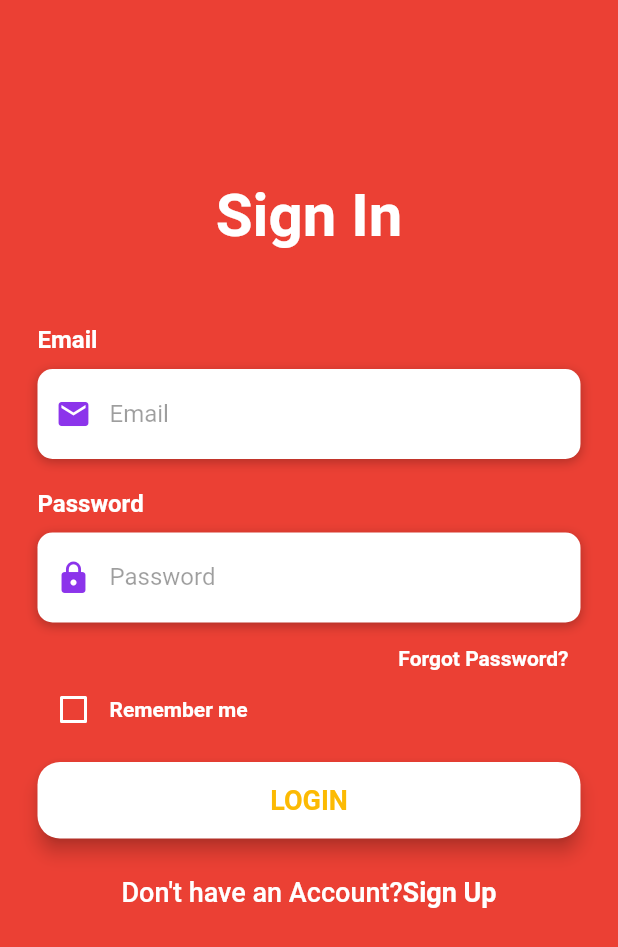
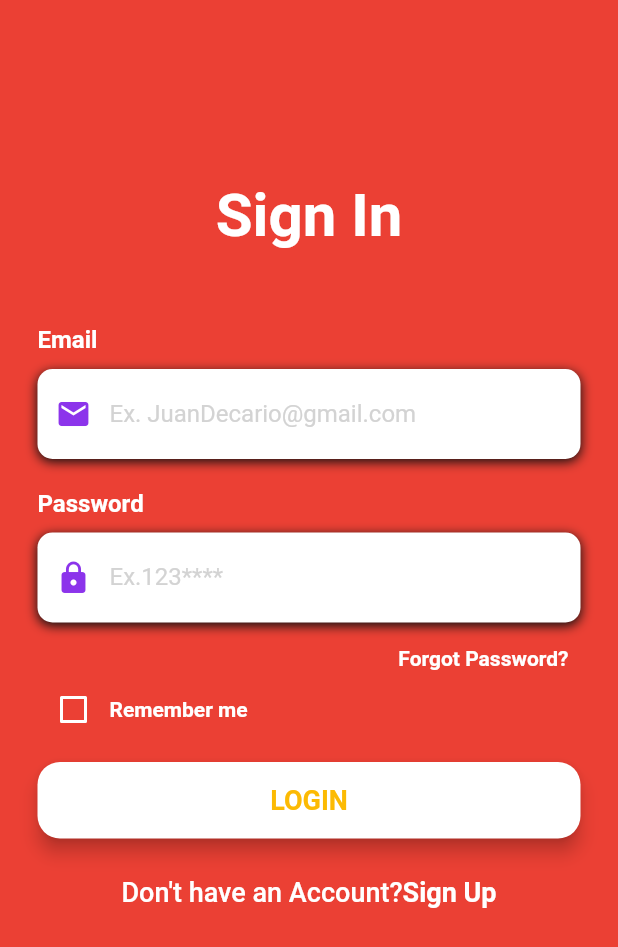
Before and after one commit to Amawers/attendify, a Flutter app: the screen it shows after launch, after a tap on "Log In", on a phone screen of 412 x 824 dp. Shown: the top 947 px of the screen. Run offline on Flutter 3.47's test engine with Material 2 defaults, Android fonts, the phone set to English and light mode, and no system bars; missing offline and left inert: mobile_scanner.

Commit message:
FIX HEADER,PLACEHOLDER OF EMAIL,PASS AND COLORS

```diff
--- a/lib/pages/login_page.dart
+++ b/lib/pages/login_page.dart
@@ -13,93 +13,102 @@ class LoginScreen extends StatefulWidget {
 class _LoginScreenState extends State<LoginScreen> {
   bool isRememberMe = false;
 
-// kani na part is para sa email
+// EMAIL SECTION
 
   Widget buildEmail() {
     return Column(
       crossAxisAlignment: CrossAxisAlignment.start,
       children: <Widget>[
         const Text(
-          'Email',
+          'Email', //EMAIL HEADER
           style: TextStyle(
-              color: Colors.white, fontSize: 16, fontWeight: FontWeight.bold),
+              color: Color(0xffFFFFFF),
+              fontSize: 16,
+              fontWeight: FontWeight.bold),
         ),
         const SizedBox(height: 10),
         Container(
           alignment: Alignment.centerLeft,
           decoration: BoxDecoration(
-              color: Colors.white,
+              color: const Color(0xffFFFFFF),
               borderRadius: BorderRadius.circular(10),
               boxShadow: const [
                 BoxShadow(
-                    color: Colors.black26, blurRadius: 6, offset: Offset(0, 2))
+                    color: Color(0xff101010),
+                    blurRadius: 6,
+                    offset: Offset(0, 2))
               ]),
           height: 60,
           child: const TextField(
             keyboardType: TextInputType.emailAddress,
-            style: TextStyle(color: Colors.black87),
+            style: TextStyle(color: Color(0xff101010)), // FIXED THE COLORS
             decoration: InputDecoration(
                 border: InputBorder.none,
                 contentPadding: EdgeInsets.only(top: 14),
                 prefixIcon: Icon(Icons.email, color: Color(0xff8c34eb)),
-                hintText: 'Email',
-                hintStyle: TextStyle(color: Colors.black38)),
+                hintText: 'Ex. JuanDecario@gmail.com', // EMAIL PLACE HOLDER
+                hintStyle: TextStyle(color: Color(0xffD3D3D3))),
           ),
         )
       ],
     );
   }
 
-//kani na part para ni password
+//INPUT PASSWORD
 
   Widget buildPassword() {
     return Column(
       crossAxisAlignment: CrossAxisAlignment.start,
       children: <Widget>[
         const Text(
-          'Password',
+          'Password', //HEADER PASSWORD
           style: TextStyle(
-              color: Colors.white, fontSize: 16, fontWeight: FontWeight.bold),
+              color: Color(0xffFFFFFF),
+              fontSize: 16,
+              fontWeight: FontWeight.bold),
         ),
         const SizedBox(height: 10),
         Container(
           alignment: Alignment.centerLeft,
           decoration: BoxDecoration(
-              color: Colors.white,
+              color: const Color(0xffFFFFFF),
               borderRadius: BorderRadius.circular(10),
               boxShadow: const [
                 BoxShadow(
-                    color: Colors.black26, blurRadius: 6, offset: Offset(0, 2))
+                    color: Color(0xff101010),
+                    blurRadius: 6,
+                    offset: Offset(0, 2))
               ]),
           height: 60,
           child: const TextField(
             obscureText: true,
-            style: TextStyle(color: Colors.black87),
+            style: TextStyle(color: Color(0xff101010)),
             decoration: InputDecoration(
                 border: InputBorder.none,
                 contentPadding: EdgeInsets.only(top: 14),
                 prefixIcon: Icon(Icons.lock, color: Color(0xff8c34eb)),
-                hintText: 'Password',
-                hintStyle: TextStyle(color: Colors.black38)),
+                hintText: 'Ex.123****', // PLACEHOLDER PASSWORD
+                hintStyle: TextStyle(color: Color(0xffD3D3D3))),
           ),
         )
       ],
     );
   }
 
-// katong si forgot password na
+// FORGOT PASSWORD
 
   Widget buildForgotPassBtn() {
     return Container(
       alignment: Alignment.centerRight,
       child: Padding(
-        padding: EdgeInsets.only(right: 0),
+        padding: const EdgeInsets.only(right: 0),
         child: TextButton(
+          // ignore: avoid_print
           onPressed: () => print("Forgot Password Pressed"),
           child: const Text(
             'Forgot Password?',
             style: TextStyle(
-              color: Colors.white,
+              color: Color(0xffFFFFFF),
               fontWeight: FontWeight.bold,
             ),
           ),
@@ -108,17 +117,18 @@ class _LoginScreenState extends State<LoginScreen> {
     );
   }
 
+  // REMEMBER PASSWORD
   Widget buildRememberCb() {
-    return Container(
+    return SizedBox(
       height: 20,
       child: Row(
         children: <Widget>[
           Theme(
-            data: ThemeData(unselectedWidgetColor: Colors.white),
+            data: ThemeData(unselectedWidgetColor: const Color(0xffFFFFFF)),
             child: Checkbox(
               value: isRememberMe,
-              checkColor: Colors.green,
-              activeColor: Colors.white,
+              checkColor: const Color(0xffafc9a4), //CHECK MARK COLOR
+              activeColor: const Color(0xffFFFFFF), // BOX OF THE CHECK MARK
               onChanged: (value) {
                 setState(() {
                   isRememberMe = value!;
@@ -128,13 +138,15 @@ class _LoginScreenState extends State<LoginScreen> {
           ),
           const Text(
             'Remember me',
-            style: TextStyle(color: Colors.white, fontWeight: FontWeight.bold),
+            style: TextStyle(
+                color: Color(0xffFFFFFF), fontWeight: FontWeight.bold),
           )
         ],
       ),
     );
   }
 
+  // LOGIN BUTTON
   Widget buildLoginBtn() {
     return Container(
       padding: const EdgeInsets.symmetric(vertical: 25),
@@ -144,17 +156,16 @@ class _LoginScreenState extends State<LoginScreen> {
           // Add code to navigate to NavBar when the login button is clicked.
           Navigator.of(context).push(
             MaterialPageRoute(
-            builder: (context) => NavBar(),
+              builder: (context) => const NavBar(),
             ),
           );
         },
         style: ElevatedButton.styleFrom(
-          elevation: 5,
+          elevation: 5, backgroundColor: const Color(0xffFFFFFF),
           padding: const EdgeInsets.all(15),
           shape: RoundedRectangleBorder(
             borderRadius: BorderRadius.circular(15),
-          ),
-          primary: Colors.white, // Button background color
+          ), // Button background color
         ),
         child: const Text(
           'LOGIN',
@@ -168,21 +179,23 @@ class _LoginScreenState extends State<LoginScreen> {
     );
   }
 
+// SIGN UP BUTTON
   Widget buildSignUpBtn() {
     return GestureDetector(
+      // ignore: avoid_print
       onTap: () => print("Sign Up Pressed"),
       child: RichText(
         text: const TextSpan(children: [
           TextSpan(
               text: 'Don\'t have an Account?',
               style: TextStyle(
-                  color: Colors.white,
+                  color: Color(0xffFFFFFF),
                   fontSize: 18,
                   fontWeight: FontWeight.w500)),
           TextSpan(
               text: 'Sign Up',
               style: TextStyle(
-                  color: Colors.white,
+                  color: Color(0xffFFFFFF),
                   fontSize: 18,
                   fontWeight: FontWeight.bold))
         ]),
@@ -190,6 +203,7 @@ class _LoginScreenState extends State<LoginScreen> {
     );
   }
 
+  // BODY SA LOG IN
   @override
   Widget build(BuildContext context) {
     return Scaffold(
@@ -203,10 +217,10 @@ class _LoginScreenState extends State<LoginScreen> {
                 width: double.infinity,
                 decoration: const BoxDecoration(
                     gradient: LinearGradient(
-                  begin: Alignment.topCenter, // question mark ka sakin
+                  begin: Alignment.topCenter, // STILL CONFUSE ABOUT THIS
                   end: Alignment.bottomCenter,
                   colors: [
-                    Color(0xffeb4034), // background color nani ehuheu
+                    Color(0xffeb4034), // BACKGROUND COLORS
                     Color(0xffeb4034),
                     Color(0xffeb4034),
                     Color(0xffeb4034),
@@ -220,11 +234,9 @@ class _LoginScreenState extends State<LoginScreen> {
                     mainAxisAlignment: MainAxisAlignment.center,
                     children: <Widget>[
                       const Text(
-                        'Sign In', // nara si kato btaw si email text box mao ni
-                        // sya ayay
-
+                        'Sign In',
                         style: TextStyle(
-                            color: Colors.white,
+                            color: Color(0xffFFFFFF),
                             fontSize: 40,
                             fontWeight: FontWeight.bold),
                       ),
```
Lines whose indentation alone changed are shown as unchanged.
